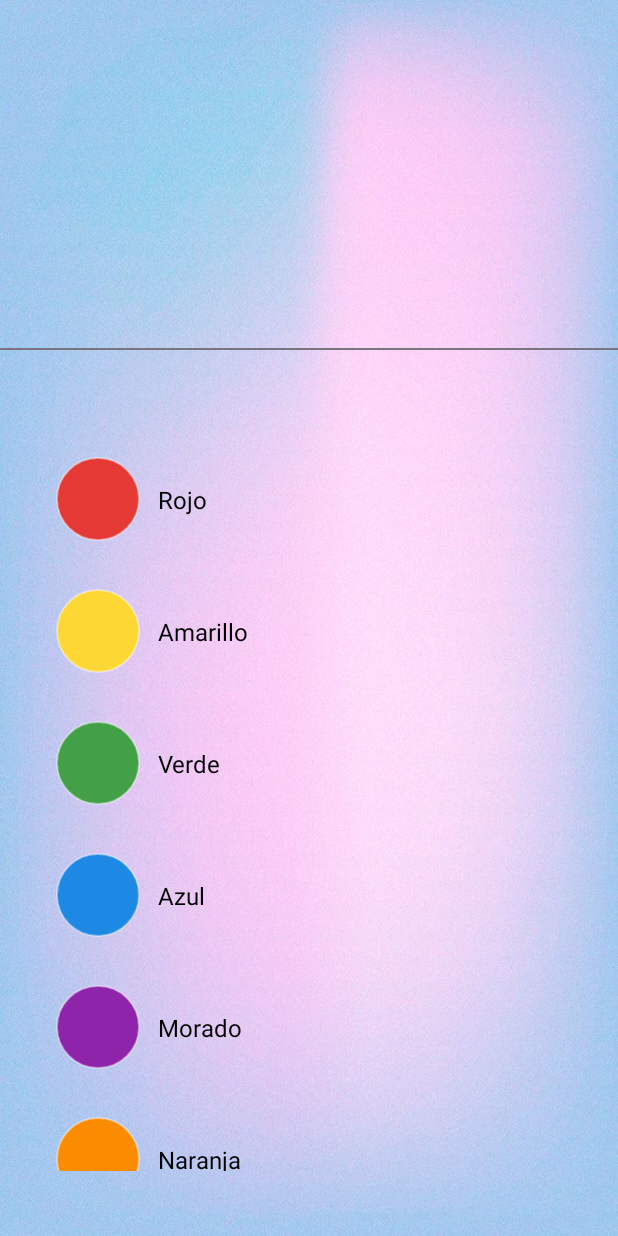
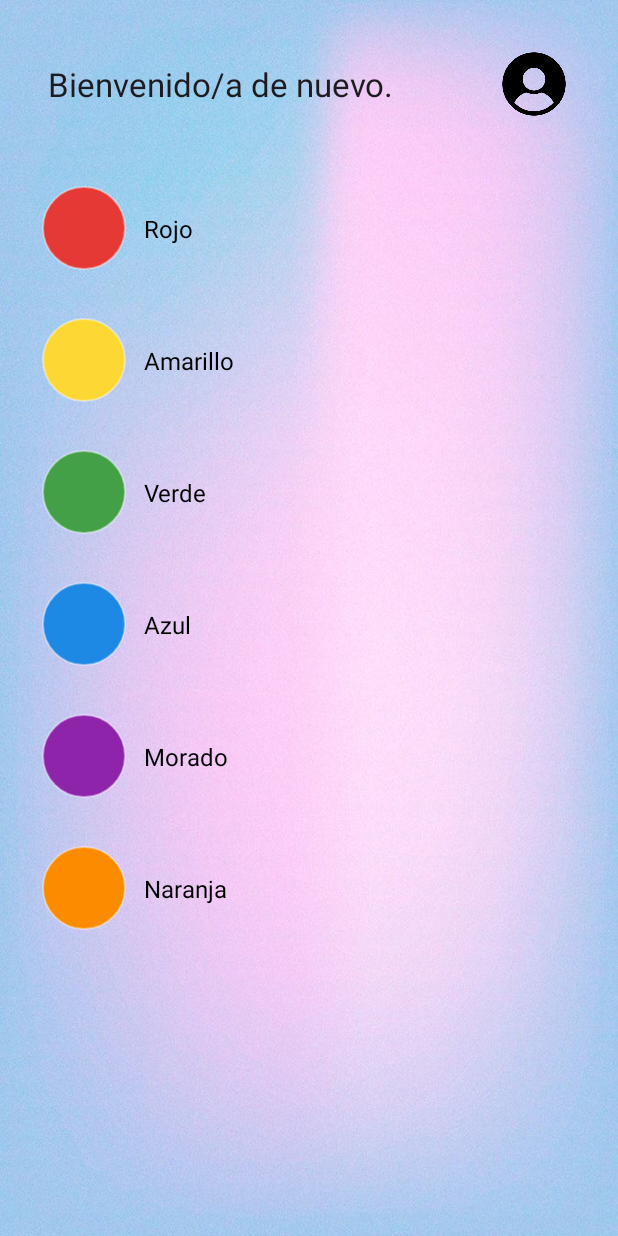
Before and after one commit to lil-mati/HomeworkColormood, an Android app: the screen it shows after launch (Main_ColorsList_Activity), on a phone screen of 412 x 824 dp. Run offline under Robolectric (Android 15) with nearby library versions, the phone set to English and light mode, and no system bars.

Commit message:
Vista main rediseñada, mensajes de bienvenida aleatorio

```diff
--- a/app/src/main/java/com/example/homeworkcolormood/Main_ColorsList_Activity.java
+++ b/app/src/main/java/com/example/homeworkcolormood/Main_ColorsList_Activity.java
@@ -2,20 +2,19 @@ package com.example.homeworkcolormood;
 
 import android.os.Bundle;
 import android.widget.ListView;
-
+import android.widget.TextView; // Importar TextView
 import androidx.activity.EdgeToEdge;
 import androidx.appcompat.app.AppCompatActivity;
 import androidx.core.graphics.Insets;
 import androidx.core.view.ViewCompat;
 import androidx.core.view.WindowInsetsCompat;
-
 import java.util.ArrayList;
+import java.util.Random; // Importar Random
 
 public class Main_ColorsList_Activity extends AppCompatActivity {
 
     private ListView color_view;
-    private ArrayList<String> colores;
-    private ArrayList<Integer> imagenes;
+    private TextView titleTextView; // Añadir el TextView para el título
 
     @Override
     protected void onCreate(Bundle savedInstanceState) {
@@ -29,6 +28,17 @@ public class Main_ColorsList_Activity extends AppCompatActivity {
             return insets;
         });
 
+        // Inicializar el TextView del título
+        titleTextView = findViewById(R.id.title_textview);
+
+        // Cargar los mensajes de bienvenida y seleccionar uno aleatoriamente
+        String[] welcomeMessages = getResources().getStringArray(R.array.welcome_messages);
+        if (welcomeMessages.length > 0) {
+            Random random = new Random();
+            int randomIndex = random.nextInt(welcomeMessages.length);
+            titleTextView.setText(welcomeMessages[randomIndex]);
+        }
+
         color_view = findViewById(R.id.color_view);
 
         ArrayList<String> colores = new ArrayList<>();
@@ -41,6 +51,5 @@ public class Main_ColorsList_Activity extends AppCompatActivity {
 
         color_adapter adapter = new color_adapter(this, R.layout.list_colormood, colores);
         color_view.setAdapter(adapter);
-
     }
 }
--- a/app/src/main/res/layout/activity_main_colors.xml
+++ b/app/src/main/res/layout/activity_main_colors.xml
@@ -8,34 +8,49 @@
     android:background="@drawable/background"
     tools:context=".Main_ColorsList_Activity">
 
+    <ImageView
+        android:id="@+id/user_icon"
+        android:layout_width="48dp"
+        android:layout_height="48dp"
+        android:layout_marginTop="32dp"
+        android:layout_marginEnd="32dp"
+        android:src="@drawable/icon_user"
+        app:layout_constraintEnd_toEndOf="parent"
+        app:layout_constraintTop_toTopOf="parent" />
+
+    <TextView
+        android:id="@+id/title_textview"
+        android:layout_width="0dp"
+        android:layout_height="wrap_content"
+        android:layout_marginStart="32dp"
+        android:layout_marginEnd="16dp"
+        android:text="@string/welcome_title"
+        android:textAppearance="@style/TextAppearance.AppCompat.Large"
+        app:layout_constraintBottom_toBottomOf="@+id/user_icon"
+        app:layout_constraintEnd_toStartOf="@+id/user_icon"
+        app:layout_constraintStart_toStartOf="parent"
+        app:layout_constraintTop_toTopOf="@+id/user_icon" />
+
     <ListView
         android:id="@+id/color_view"
-        android:layout_width="361dp"
-        android:layout_height="488dp"
+        android:layout_width="0dp"
+        android:layout_height="580dp"
+        android:layout_marginTop="32dp"
         android:clipToPadding="false"
         android:divider="@android:color/transparent"
-
         android:dividerHeight="8dp"
+        android:paddingStart="16dp"
+        android:paddingEnd="16dp"
         android:paddingBottom="16dp"
         android:visibility="visible"
         app:layout_constraintBottom_toBottomOf="parent"
         app:layout_constraintEnd_toEndOf="parent"
+        app:layout_constraintHorizontal_bias="0.0"
         app:layout_constraintStart_toStartOf="parent"
-        app:layout_constraintTop_toBottomOf="@+id/divider"
-        app:layout_constraintVertical_bias="0.578"
+        app:layout_constraintTop_toBottomOf="@+id/user_icon"
+        app:layout_constraintVertical_bias="0.0"
         tools:visibility="visible">
 
     </ListView>
 
-    <View
-        android:id="@+id/divider"
-        android:layout_width="wrap_content"
-        android:layout_height="1dp"
-        android:layout_marginTop="232dp"
-        android:background="?attr/colorOutline"
-        app:layout_constraintEnd_toEndOf="parent"
-        app:layout_constraintHorizontal_bias="0.0"
-        app:layout_constraintStart_toStartOf="parent"
-        app:layout_constraintTop_toTopOf="parent" />
-
 </androidx.constraintlayout.widget.ConstraintLayout>
--- a/app/src/main/res/values/strings.xml
+++ b/app/src/main/res/values/strings.xml
@@ -12,4 +12,12 @@
     <string name="nombre">Nombre</string>
     <string name="_00_a_os">00 Años</string>
     <string name="quitar">quitar</string>
+    <string name="welcome_title">Bienvenido</string>
+    <string-array name="welcome_messages">
+        <item>¡Hola! ¿Qué tal tu día?</item>
+        <item>Bienvenido/a de nuevo.</item>
+        <item>Explora y diviértete.</item>
+        <item>¿Listo/a para elegir?</item>
+        <item>Que tengas un día colorido.</item>
+    </string-array>
 </resources>
```
